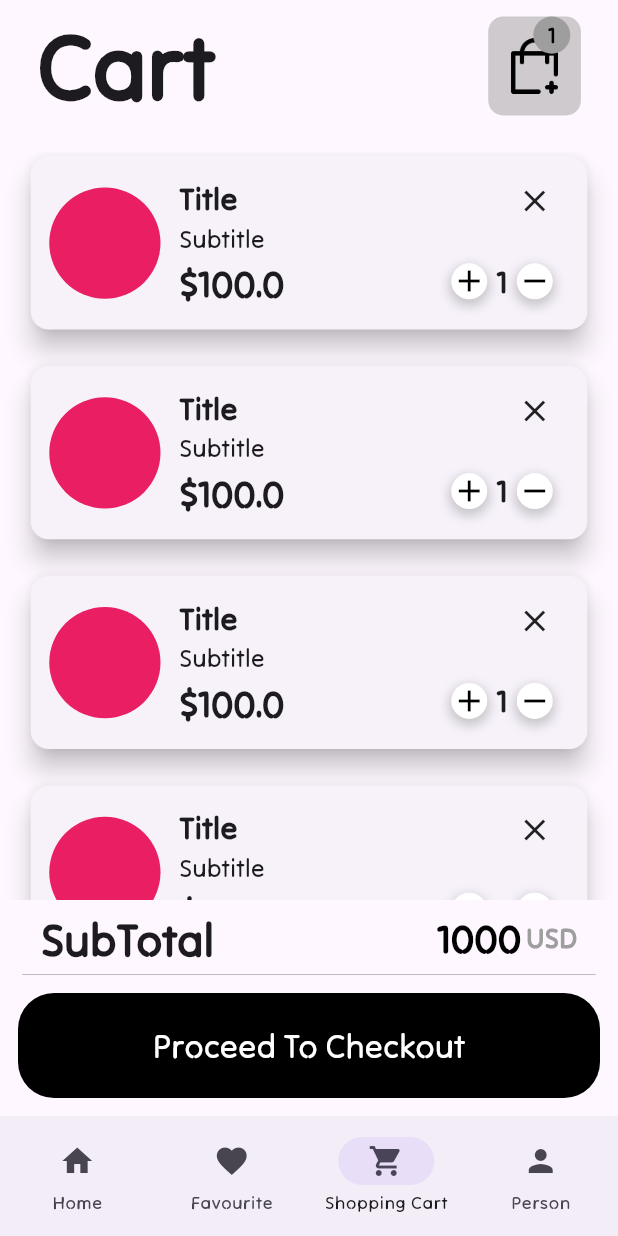
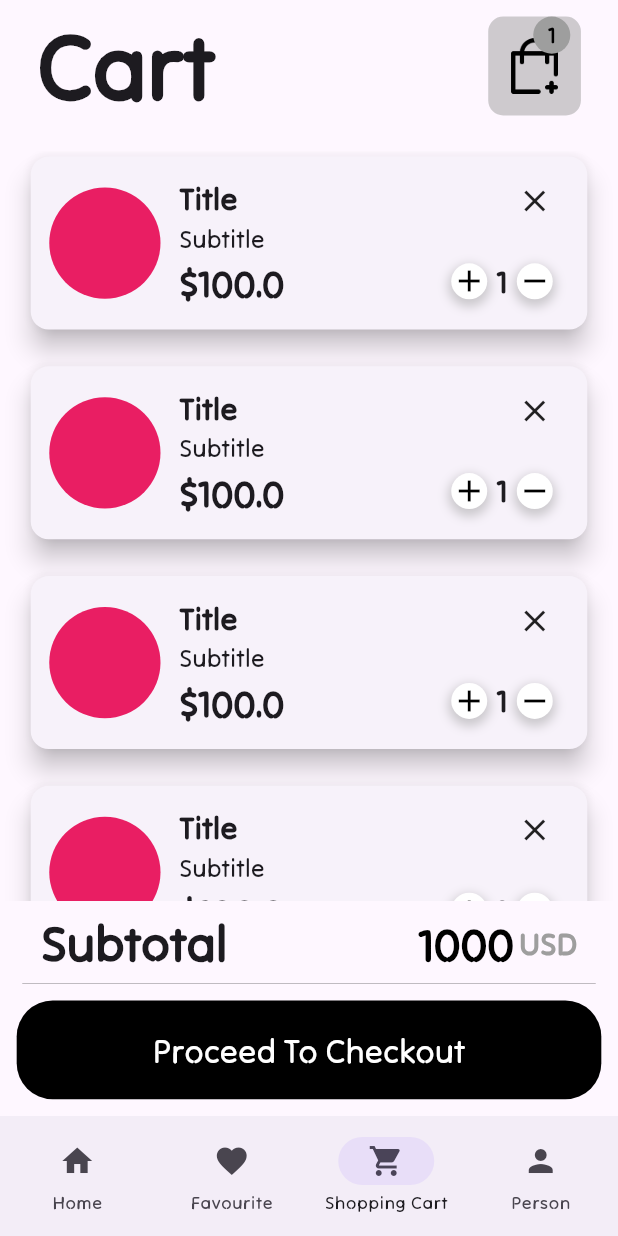
Before and after one commit to MuhammadAhmad338/store, a Flutter app: the screen it shows after launch, item 3 of the bottom bar chosen, on a phone screen of 412 x 824 dp. Run offline on Flutter 3.47's test engine with Material 2 defaults, Android fonts, the phone set to English and light mode, and no system bars; our stand-ins replace go_router, image_picker, sizer.

Commit message:
first commit

```diff
--- a/lib/pages/cartPage.dart
+++ b/lib/pages/cartPage.dart
@@ -88,29 +88,31 @@ class CartPage extends StatelessWidget {
               child: Row(
                 mainAxisAlignment: MainAxisAlignment.spaceBetween,
                 children: [
-                  Text("SubTotal",
+                  Text("Subtotal",
                       style: TextStyle(
                         fontWeight: FontWeight.bold,
-                        fontSize: MediaQuery.of(context).size.height * 0.036,
+                        fontSize: MediaQuery.of(context).size.height * 0.040,
                       )),
                   Row(
                     crossAxisAlignment: CrossAxisAlignment.center,
                     mainAxisAlignment: MainAxisAlignment.center,
                     children: [
-                      const Text(
+                      Text(
                         "1000",
                         style: TextStyle(
                             fontWeight: FontWeight.bold,
                             color: Colors.black,
-                            fontSize: 26),
+                            fontSize:
+                                MediaQuery.of(context).size.height * 0.036),
                       ),
                       SizedBox(
                           width: MediaQuery.of(context).size.width * 0.008),
-                      const Text(
+                      Text(
                         "USD",
                         style: TextStyle(
                             fontWeight: FontWeight.bold,
-                            fontSize: 18,
+                            fontSize:
+                                MediaQuery.of(context).size.height * 0.025,
                             color: Colors.grey),
                       )
                     ],
@@ -132,9 +134,10 @@ class CartPage extends StatelessWidget {
                   // Do something
                 },
                 child: Padding(
-                  padding: const EdgeInsets.all(12.0),
+                  padding:
+                      EdgeInsets.all(MediaQuery.of(context).size.width * 0.027),
                   child: Container(
-                    height: 70,
+                    height: MediaQuery.of(context).size.height * 0.08,
                     width: double.infinity,
                     decoration: BoxDecoration(
                       color: Colors.black,
--- a/lib/pages/homePage.dart
+++ b/lib/pages/homePage.dart
@@ -37,7 +37,10 @@ class _HomePageState extends State<HomePage> {
                     decoration: BoxDecoration(
                         color: Colors.transparent,
                         borderRadius: BorderRadius.circular(8)),
-                    child: Image.asset("assets/images/inviteFriend.png", fit: BoxFit.cover,),
+                    child: Image.asset(
+                      "assets/images/inviteFriend.png",
+                      fit: BoxFit.cover,
+                    ),
                   ),
                 ),
               ],
```
